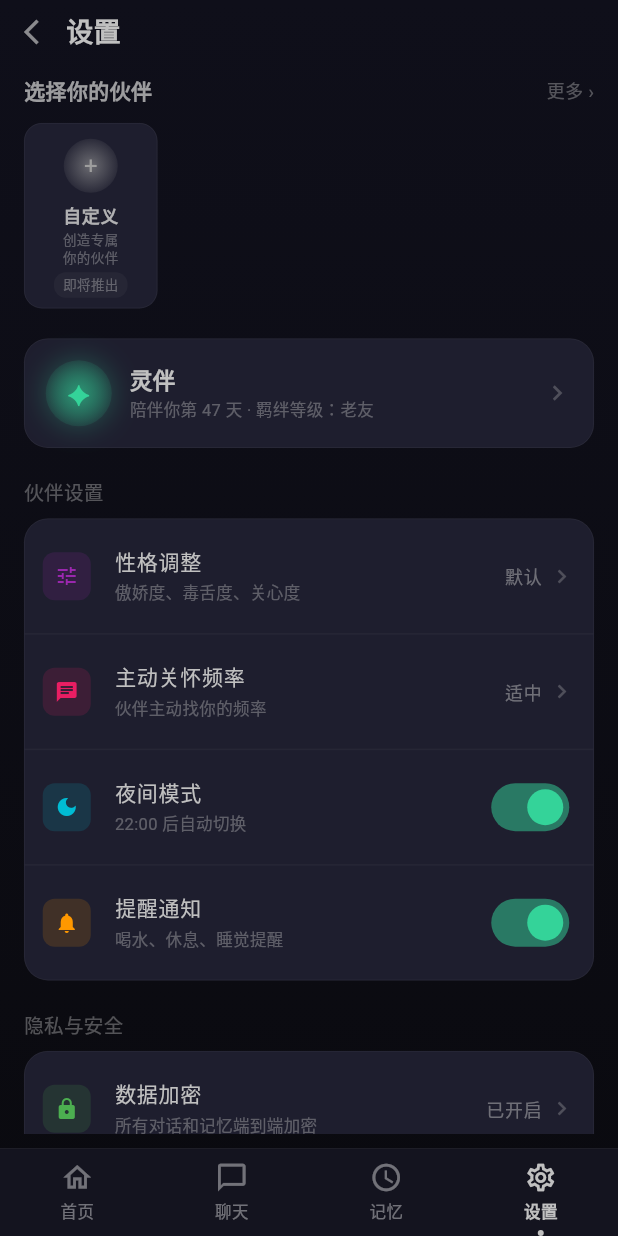
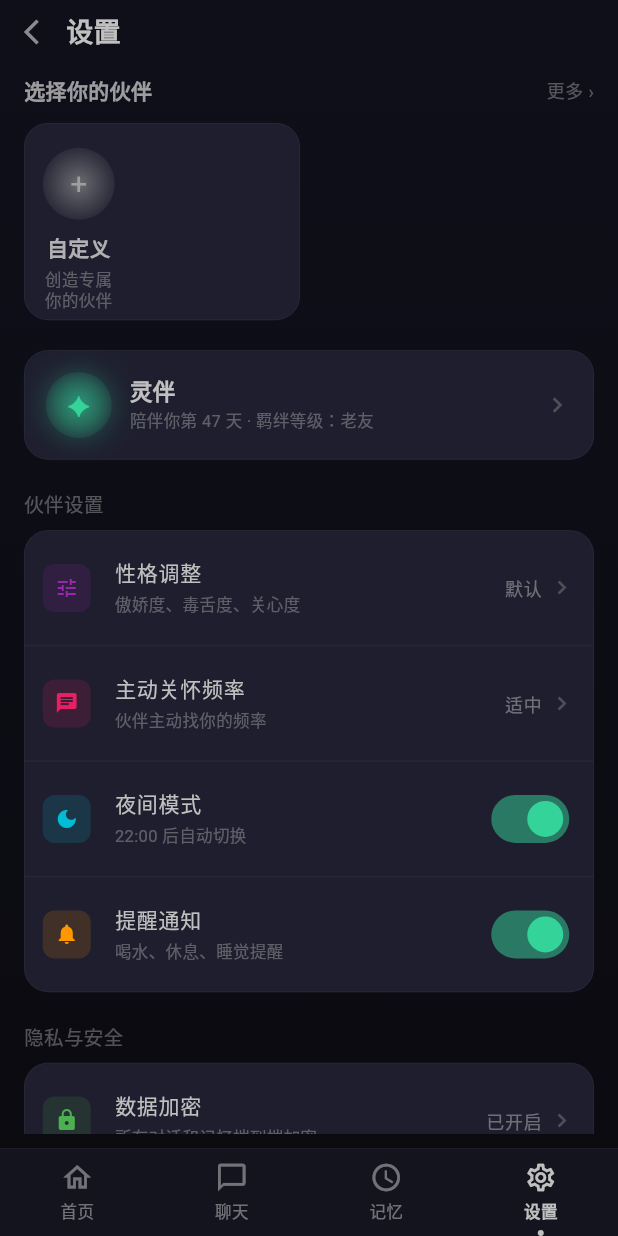
Before and after one commit to jwdstef/lingban, a Flutter app: the SettingsPage screen opened by its route, on a phone screen of 412 x 824 dp. Run offline on Flutter 3.47's test engine with Material 3 defaults, Android fonts, the phone set to English and light mode, and no system bars; our stand-ins replace dio, flutter_riverpod, go_router, shared_preferences; accounts and stored records are empty; network calls fail.

Commit message:
fix(mobile): 设置页角色网格改为2x2布局，记忆页时间轴添加多色圆点

```diff
--- a/apps/mobile/lib/features/settings/settings_page.dart
+++ b/apps/mobile/lib/features/settings/settings_page.dart
@@ -138,9 +138,10 @@ class _SettingsPageState extends ConsumerState<SettingsPage> {
           shrinkWrap: true,
           physics: const NeverScrollableScrollPhysics(),
           gridDelegate: const SliverGridDelegateWithFixedCrossAxisCount(
-            crossAxisCount: 4,
-            childAspectRatio: 0.72,
-            crossAxisSpacing: 8,
+            crossAxisCount: 2,
+            childAspectRatio: 1.4,
+            crossAxisSpacing: 12,
+            mainAxisSpacing: 12,
           ),
           itemCount: _characters.length + 1, // +1 for custom
           itemBuilder: (context, index) {
@@ -185,10 +186,10 @@ class _SettingsPageState extends ConsumerState<SettingsPage> {
     return GestureDetector(
       onTap: onTap,
       child: Container(
-        padding: const EdgeInsets.symmetric(vertical: 10),
+        padding: const EdgeInsets.symmetric(vertical: 16, horizontal: 12),
         decoration: BoxDecoration(
           color: AppTheme.cardColor,
-          borderRadius: BorderRadius.circular(12),
+          borderRadius: BorderRadius.circular(16),
           border: Border.all(
             color: isActive
                 ? AppTheme.spiritGlow.withValues(alpha: 0.4)
@@ -196,12 +197,30 @@ class _SettingsPageState extends ConsumerState<SettingsPage> {
             width: isActive ? 1.5 : 0.5,
           ),
         ),
-        child: Column(
+        child: Stack(
+          children: [
+            // Active 勾选标记
+            if (isActive)
+              Positioned(
+                top: 0,
+                right: 0,
+                child: Container(
+                  width: 20,
+                  height: 20,
+                  decoration: BoxDecoration(
+                    color: AppTheme.spiritGlow,
+                    shape: BoxShape.circle,
+                  ),
+                  child: const Icon(Icons.check, size: 14, color: Colors.black),
+                ),
+              ),
+            // 卡片内容
+            Column(
               mainAxisAlignment: MainAxisAlignment.center,
               children: [
                 Container(
-              width: 36,
-              height: 36,
+                  width: 48,
+                  height: 48,
                   decoration: BoxDecoration(
                     shape: BoxShape.circle,
                     gradient: RadialGradient(
@@ -214,20 +233,20 @@ class _SettingsPageState extends ConsumerState<SettingsPage> {
                   child: Center(
                     child: Text(
                       icon,
-                  style: TextStyle(color: color, fontSize: 16),
+                      style: TextStyle(color: color, fontSize: 20),
                     ),
                   ),
                 ),
-            const SizedBox(height: 6),
+                const SizedBox(height: 8),
                 Text(
                   name,
                   style: TextStyle(
                     color: AppTheme.primaryColor.withValues(alpha: 0.9),
-                fontSize: 12,
+                    fontSize: 14,
                     fontWeight: FontWeight.w600,
                   ),
                 ),
-            const SizedBox(height: 2),
+                const SizedBox(height: 4),
                 Text(
                   desc,
                   textAlign: TextAlign.center,
@@ -235,28 +254,11 @@ class _SettingsPageState extends ConsumerState<SettingsPage> {
                   overflow: TextOverflow.ellipsis,
                   style: TextStyle(
                     color: AppTheme.primaryColor.withValues(alpha: 0.4),
-                fontSize: 9,
+                    fontSize: 11,
                     height: 1.3,
                   ),
                 ),
-            const SizedBox(height: 4),
-            Container(
-              padding: const EdgeInsets.symmetric(horizontal: 6, vertical: 2),
-              decoration: BoxDecoration(
-                color: isActive
-                    ? AppTheme.spiritGlow.withValues(alpha: 0.15)
-                    : AppTheme.primaryColor.withValues(alpha: 0.05),
-                borderRadius: BorderRadius.circular(8),
-              ),
-              child: Text(
-                tag,
-                style: TextStyle(
-                  color: isActive
-                      ? AppTheme.spiritGlow
-                      : AppTheme.primaryColor.withValues(alpha: 0.4),
-                  fontSize: 9,
-                ),
-              ),
+              ],
             ),
           ],
         ),
```
Also changed, not shown: apps/mobile/lib/features/memory/memory_page.dart (+31 -9 lines). Lines whose indentation alone changed are shown as unchanged.
